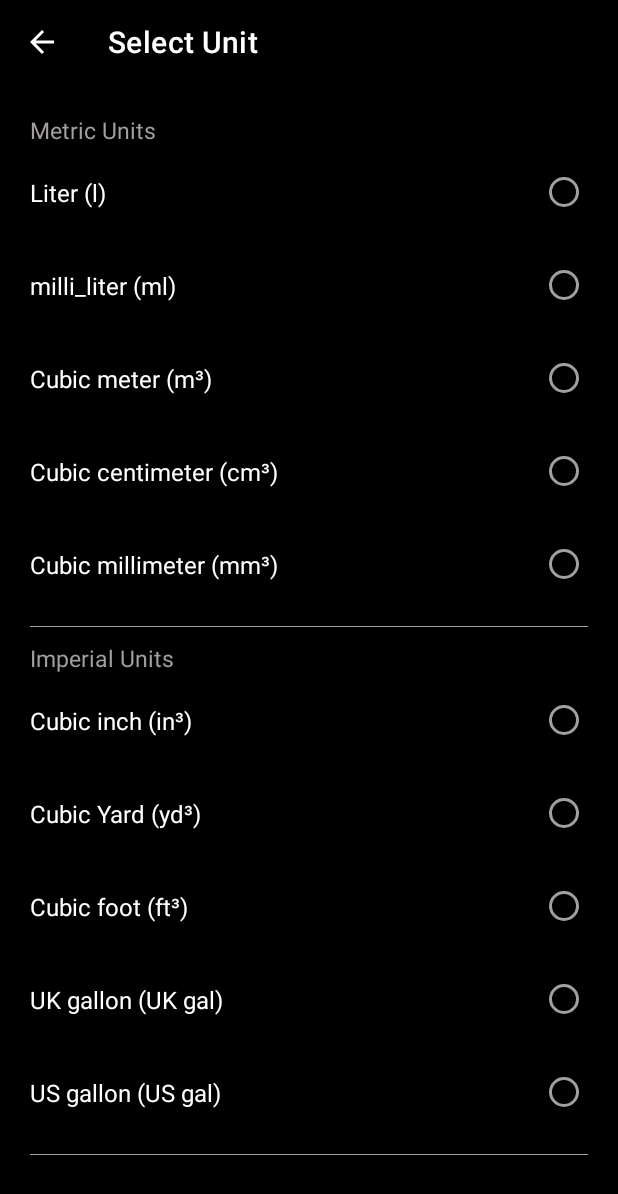
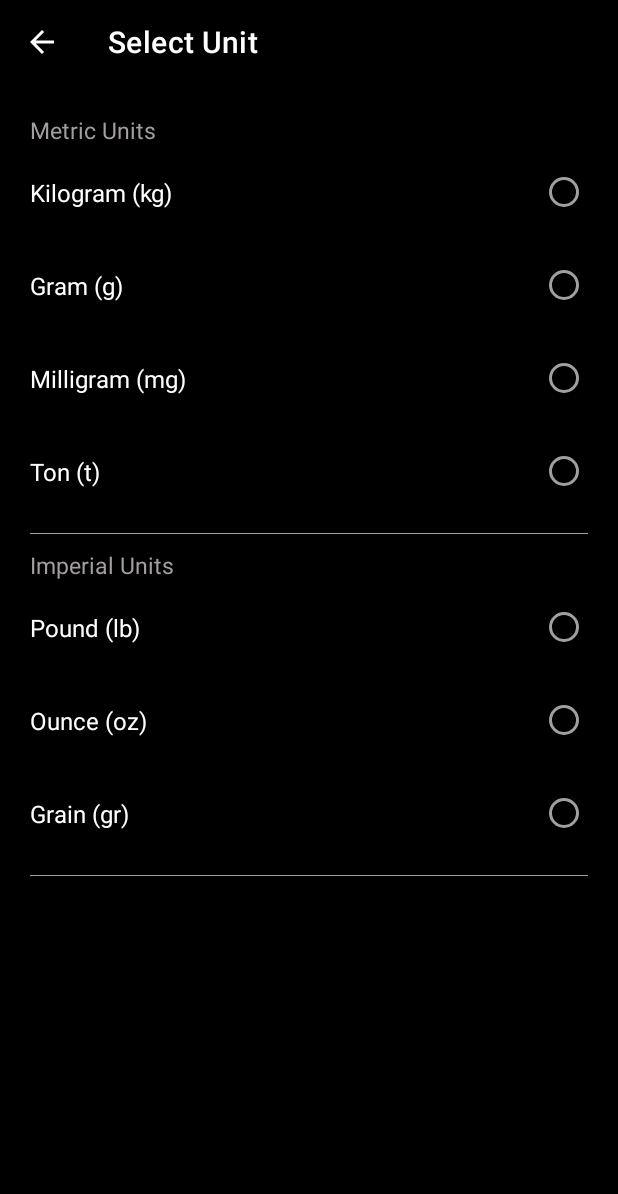
Before and after one commit to vickyrules/OIBSIP, an Android app: the screen it shows after launch (SelectUnitActivity), after a tap on "Weight", on a phone screen of 412 x 824 dp. Shown: the top 1194 px of the screen. Run offline under Robolectric (Android 15) with nearby library versions, the phone set to English and light mode, and no system bars.

Commit message:
weight  units   added

```diff
--- a/UnitConverter/app/src/main/java/com/example/unitconverter/MainActivity.java
+++ b/UnitConverter/app/src/main/java/com/example/unitconverter/MainActivity.java
@@ -107,6 +107,20 @@ public class MainActivity extends AppCompatActivity {
         weight.setOnClickListener(new View.OnClickListener() {
             @Override
             public void onClick(View view) {
+
+                unitsListMetric.clear();
+                unitsListImperial.clear();
+
+                unitsListMetric.add("Kilogram (kg) ");
+                unitsListMetric.add("Gram (g) ");
+                unitsListMetric.add("Milligram (mg) ");
+                unitsListMetric.add("Ton (t) ");
+
+                unitsListImperial.add("Pound (lb) ");
+                unitsListImperial.add("Ounce (oz) ");
+                unitsListImperial.add("Grain (gr) ");
+
+
                 startConversion("Weight conversion");
             }
         });
```
